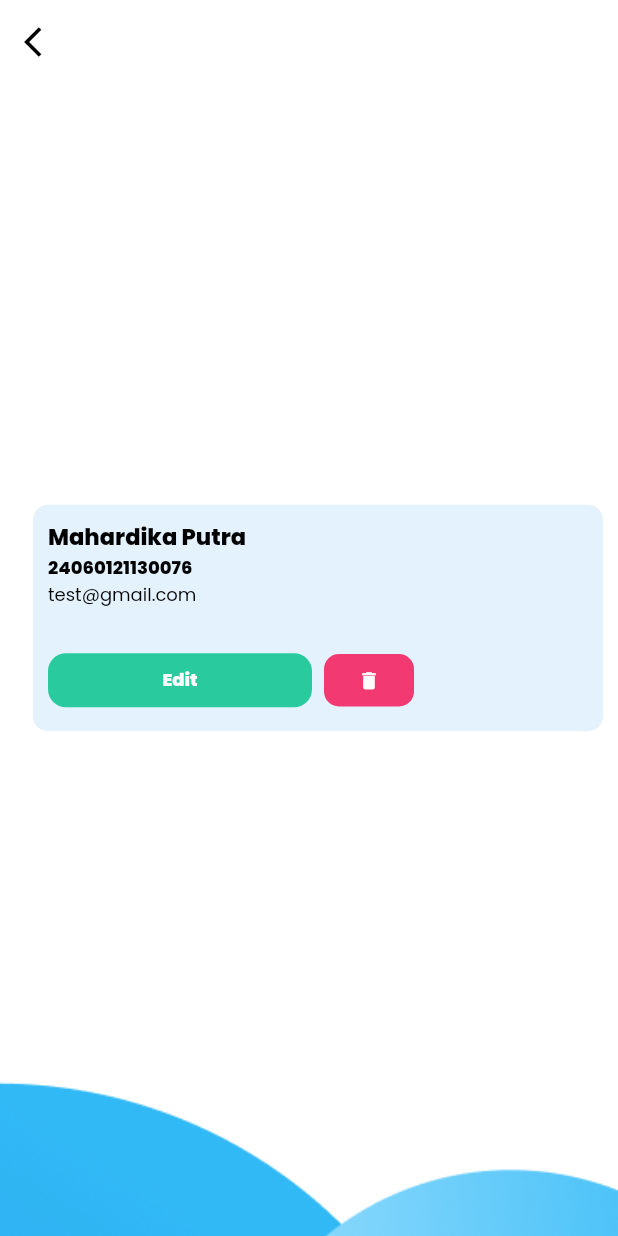
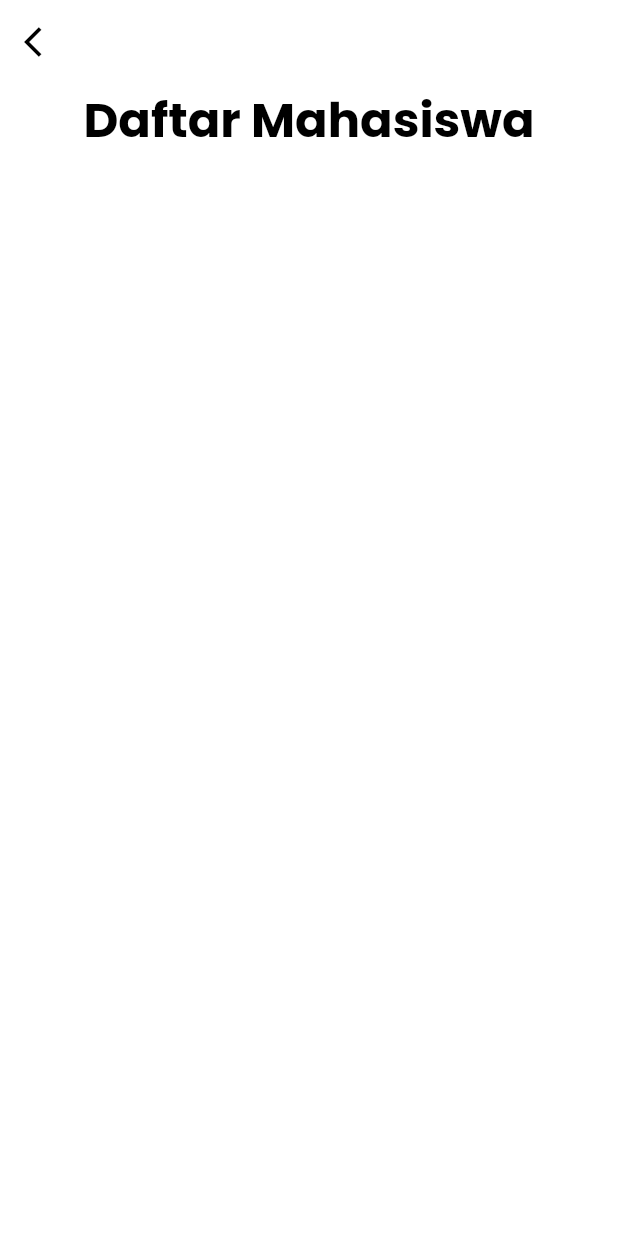
Before and after one commit to PlattenEcho/flutter_form, a Flutter app: the DaftarMahasiswa screen opened by its route, on a phone screen of 412 x 824 dp. Run offline on Flutter 3.47's test engine with Material 2 defaults, Android fonts, the phone set to English and light mode, and no system bars; our stand-ins replace flutter_bloc, google_fonts, sqflite; accounts and stored records are empty.

Commit message:
finalisasi page daftar mahasiswa and init db+crud

```diff
--- /dev/null
+++ b/lib/ui/models/mahasiswa.dart
@@ -0,0 +1,22 @@
+class Mahasiswa {
+  final int id;
+  final String nama;
+  final String nim;
+  final String email;
+
+  Mahasiswa(
+      {required this.id,
+      required this.nama,
+      required this.nim,
+      required this.email});
+
+  Mahasiswa.fromMap(Map<String, dynamic> item)
+      : id = item["id"],
+        nama = item["nama"],
+        nim = item["nim"],
+        email = item["email"];
+
+  Map<String, Object> toMap() {
+    return {'id': id, 'nama': nama, 'nim': nim, 'email': email};
+  }
+}
--- a/lib/ui/pages/daftar_mahasiswa.dart
+++ b/lib/ui/pages/daftar_mahasiswa.dart
@@ -2,21 +2,36 @@ import 'package:flutter/material.dart';
 import 'package:flutter_form/ui/shared/gaps.dart';
 import 'package:flutter_form/ui/widgets/card.dart';
 
+import '../services/sqflite.dart';
 import '../shared/theme.dart';
 
 class DaftarMahasiswa extends StatefulWidget {
-  const DaftarMahasiswa({super.key});
+  const DaftarMahasiswa({Key? key}) : super(key: key);
 
   @override
   State<DaftarMahasiswa> createState() => _DaftarMahasiswaState();
 }
 
 class _DaftarMahasiswaState extends State<DaftarMahasiswa> {
+  List<Map<String, dynamic>> mahasiswaList = [];
+
+  @override
+  void initState() {
+    super.initState();
+    fetchMahasiswaData();
+  }
+
+  Future<void> fetchMahasiswaData() async {
+    final mahasiswaData = await SqfLite.getMahasiswa();
+    setState(() {
+      mahasiswaList = mahasiswaData;
+    });
+  }
+
   @override
   Widget build(BuildContext context) {
     return Scaffold(
       backgroundColor: kWhiteColor,
-      extendBodyBehindAppBar: true,
       appBar: AppBar(
           backgroundColor: Colors.transparent,
           leading: IconButton(
@@ -30,29 +45,35 @@ class _DaftarMahasiswaState extends State<DaftarMahasiswa> {
           ),
           elevation: 0.0),
       body: Container(
-          width: double.infinity,
-          height: double.infinity,
-          decoration: const BoxDecoration(
-              image: DecorationImage(
-                  image: AssetImage(
-                    'assets/bg.png',
-                  ),
-                  fit: BoxFit.cover)),
-          child: Flex(
-            direction: Axis.vertical,
-            mainAxisAlignment: MainAxisAlignment.center,
-            children: [
-              MahasiswaCard(
-                name: "Mahardika Putra",
-                nim: "24060121130076",
-                email: "test@gmail.com",
-                price: "123213",
-                workPeriod: "5 Tahun",
-                rating: "esad",
-                onTap: () {},
-              )
-            ],
-          )),
+        margin: const EdgeInsets.symmetric(horizontal: 2.5),
+        child: Flex(
+          direction: Axis.vertical,
+          mainAxisAlignment: MainAxisAlignment.start,
+          children: [
+            Text("Daftar Mahasiswa",
+                style: blackTextStyle.copyWith(
+                    fontSize: 32, fontWeight: FontWeight.bold)),
+            gapH24,
+            Expanded(
+              child: ListView.builder(
+                physics: BouncingScrollPhysics(),
+                itemCount: mahasiswaList.length,
+                scrollDirection: Axis.vertical,
+                shrinkWrap: true,
+                itemBuilder: (BuildContext context, int index) {
+                  return MahasiswaCard(
+                    name: mahasiswaList[index]['nama'] ?? "",
+                    nim: mahasiswaList[index]['nim'] ?? "",
+                    email: mahasiswaList[index]['email'] ?? "",
+                    // ... other fields
+                    onTap: () {},
+                  );
+                },
+              ),
+            ),
+          ],
+        ),
+      ),
     );
   }
 }
--- /dev/null
+++ b/lib/ui/services/sqflite.dart
@@ -0,0 +1,65 @@
+import 'package:flutter/foundation.dart';
+import 'package:sqflite/sqflite.dart' as sql;
+
+class SqfLite {
+  static Future<void> createTables(sql.Database database) async {
+    await database.execute("""CREATE TABLE mahasiswa(
+        id INTEGER PRIMARY KEY AUTOINCREMENT NOT NULL,
+        nama TEXT,
+        nim TEXT,
+        email TEXT,
+        createdAt TIMESTAMP NOT NULL DEFAULT CURRENT_TIMESTAMP
+      )
+      """);
+  }
+
+  static Future<sql.Database> db() async {
+    return sql.openDatabase(
+      'mahasiswa.db',
+      version: 1,
+      onCreate: (sql.Database database, int version) async {
+        await createTables(database);
+      },
+    );
+  }
+
+  static Future<int> createMahasiswa(
+      String? nama, String? nim, String? email) async {
+    final db = await SqfLite.db();
+
+    final data = {'nama': nama, 'nim': nim, 'email': email};
+    final id = await db.insert('mahasiswa', data,
+        conflictAlgorithm: sql.ConflictAlgorithm.replace);
+    return id;
+  }
+
+  static Future<List<Map<String, dynamic>>> getMahasiswa() async {
+    final db = await SqfLite.db();
+    return db.query('mahasiswa', orderBy: "id");
+  }
+
+  static Future<int> updateMahasiswa(
+      int id, String nama, String nim, String email) async {
+    final db = await SqfLite.db();
+
+    final data = {
+      'nama': nama,
+      'nim': nim,
+      'email': email,
+      'createdAt': DateTime.now().toString()
+    };
+
+    final result =
+        await db.update('mahasiswa', data, where: "id = ?", whereArgs: [id]);
+    return result;
+  }
+
+  static Future<void> deleteMahasiswa(int id) async {
+    final db = await SqfLite.db();
+    try {
+      await db.delete("mahasiswa", where: "id = ?", whereArgs: [id]);
+    } catch (err) {
+      debugPrint("Something went wrong when deleting a mahasiswa: $err");
+    }
+  }
+}
--- a/lib/ui/widgets/card.dart
+++ b/lib/ui/widgets/card.dart
@@ -6,9 +6,6 @@ class MahasiswaCard extends StatelessWidget {
   final String name;
   final String nim;
   final String email;
-  final String price;
-  final String workPeriod;
-  final String rating;
   final Function() onTap;
 
   const MahasiswaCard({
@@ -16,9 +13,6 @@ class MahasiswaCard extends StatelessWidget {
     required this.name,
     required this.nim,
     required this.email,
-    required this.price,
-    required this.workPeriod,
-    required this.rating,
     required this.onTap,
   });
 
@@ -63,12 +57,13 @@ class MahasiswaCard extends StatelessWidget {
                 ),
                 gapH24,
                 Row(
+                  mainAxisAlignment: MainAxisAlignment.spaceBetween,
                   children: [
                     Column(
                       crossAxisAlignment: CrossAxisAlignment.start,
                       children: [
                         Container(
-                          width: MediaQuery.of(context).size.width / 2 - 30,
+                          width: MediaQuery.of(context).size.width / 2 - 35,
                           child: ElevatedButton(
                             onPressed: () {
                               onTap();
@@ -83,7 +78,7 @@ class MahasiswaCard extends StatelessWidget {
                             child: Text(
                               'Edit',
                               style: whiteTextStyle.copyWith(
-                                fontSize: 12,
+                                fontSize: 14,
                                 fontWeight: extraBold,
                               ),
                             ),
@@ -96,27 +91,36 @@ class MahasiswaCard extends StatelessWidget {
                       crossAxisAlignment: CrossAxisAlignment.center,
                       children: [
                         Container(
-                          width: 60,
-                          height: 35,
-                          decoration: BoxDecoration(
-                            color: kRedColor,
-                            borderRadius: BorderRadius.all(
-                              Radius.circular(10),
+                          width: MediaQuery.of(context).size.width / 2 - 35,
+                          child: ElevatedButton(
+                              onPressed: () {
+                                onTap();
+                              },
+                              style: ElevatedButton.styleFrom(
+                                backgroundColor: kRedColor,
+                                elevation: 0.0,
+                                shape: RoundedRectangleBorder(
+                                  borderRadius: BorderRadius.circular(12.0),
                                 ),
                               ),
                               child: Row(
                                 mainAxisAlignment: MainAxisAlignment.center,
                                 children: [
-                              IconButton(
-                                icon: Icon(
+                                  Text(
+                                    'Delete',
+                                    style: whiteTextStyle.copyWith(
+                                      fontSize: 14,
+                                      fontWeight: extraBold,
+                                    ),
+                                  ),
+                                  gapW4,
+                                  Icon(
                                     Icons.delete,
-                                  size: 15,
                                     color: kWhiteColor,
-                                ),
-                                onPressed: () {},
-                              ),
+                                    size: 18,
+                                  )
                                 ],
-                          ),
+                              )),
                         ),
                       ],
                     ),
--- a/pubspec.yaml
+++ b/pubspec.yaml
@@ -36,6 +36,9 @@ dependencies:
   cupertino_icons: ^1.0.2
   google_fonts: ^6.1.0
   flutter_bloc: ^8.1.3
+  http: ^1.1.0
+  sqflite: ^2.3.0
+  path: ^1.8.3
 
 dev_dependencies:
   flutter_test:
```
Also changed, not shown: lib/ui/pages/input_form.dart (+62 -11 lines), lib/ui/services/db_test.dart (added, +149 -0 lines), pubspec.lock, 1 other file. Lines whose indentation alone changed are shown as unchanged.
